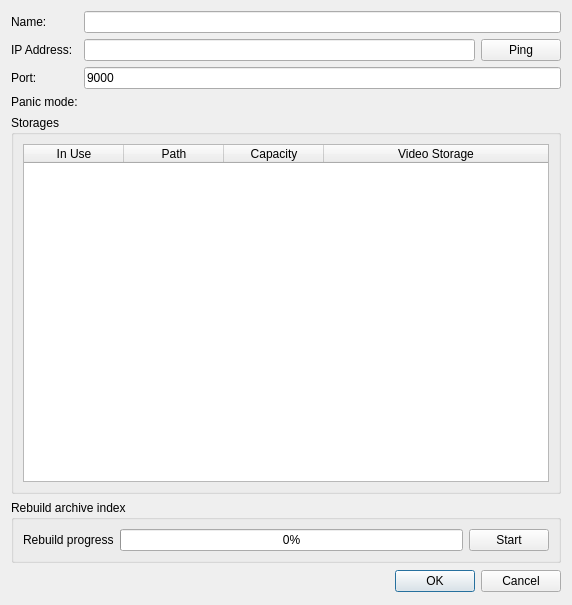
The window that client/src/ui/dialogs/server_settings_dialog.ui (networkoptix/nx_open) describes before a commit, drawn with Qt 5.
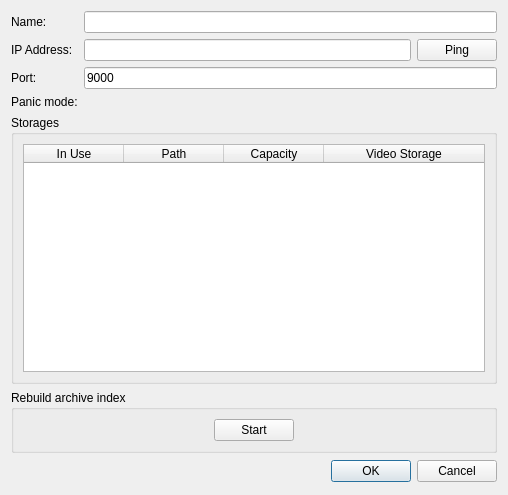
The same window after the commit.

Commit message:
check archive UI improved
<==== Mercurial data ====>
Branch: build-refactor

```diff
--- a/client/src/ui/dialogs/server_settings_dialog.ui
+++ b/client/src/ui/dialogs/server_settings_dialog.ui
@@ -6,14 +6,14 @@
    <rect>
     <x>0</x>
     <y>0</y>
-    <width>572</width>
-    <height>605</height>
+    <width>508</width>
+    <height>495</height>
    </rect>
   </property>
   <property name="windowTitle">
    <string>Server settings</string>
   </property>
-  <layout class="QVBoxLayout" name="verticalLayout_2">
+  <layout class="QVBoxLayout" name="verticalLayout_2" stretch="0,1,0,0">
    <item>
     <layout class="QFormLayout" name="settingsFormLayout">
      <property name="fieldGrowthPolicy">
@@ -168,6 +168,56 @@
       <string>Rebuild archive index</string>
      </property>
      <layout class="QHBoxLayout" name="horizontalLayout_2">
+      <property name="spacing">
+       <number>0</number>
+      </property>
+      <property name="margin">
+       <number>0</number>
+      </property>
+      <item>
+       <widget class="QStackedWidget" name="stackedWidget">
+        <property name="currentIndex">
+         <number>0</number>
+        </property>
+        <widget class="QWidget" name="rebuildPreparePage">
+         <layout class="QHBoxLayout" name="horizontalLayout_4">
+          <item>
+           <spacer name="horizontalSpacer">
+            <property name="orientation">
+             <enum>Qt::Horizontal</enum>
+            </property>
+            <property name="sizeHint" stdset="0">
+             <size>
+              <width>40</width>
+              <height>20</height>
+             </size>
+            </property>
+           </spacer>
+          </item>
+          <item>
+           <widget class="QPushButton" name="rebuildStartButton">
+            <property name="text">
+             <string>Start</string>
+            </property>
+           </widget>
+          </item>
+          <item>
+           <spacer name="horizontalSpacer_2">
+            <property name="orientation">
+             <enum>Qt::Horizontal</enum>
+            </property>
+            <property name="sizeHint" stdset="0">
+             <size>
+              <width>40</width>
+              <height>20</height>
+             </size>
+            </property>
+           </spacer>
+          </item>
+         </layout>
+        </widget>
+        <widget class="QWidget" name="rebuildProgressPage">
+         <layout class="QHBoxLayout" name="horizontalLayout_5">
       <item>
        <widget class="QLabel" name="rebuildLabel">
         <property name="enabled">
@@ -189,10 +239,14 @@
        </widget>
       </item>
       <item>
-       <widget class="QPushButton" name="rebuildButton">
+           <widget class="QPushButton" name="rebuildStopButton">
         <property name="text">
-         <string>Start</string>
-        </property>
+             <string>Cancel</string>
+            </property>
+           </widget>
+          </item>
+         </layout>
+        </widget>
        </widget>
       </item>
      </layout>
```
Lines whose indentation alone changed are shown as unchanged. The commit also changes 1 other file.
